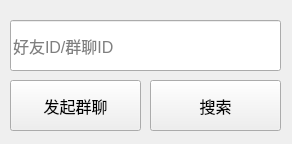
First picture: the form in client/listWindow/addUserAndGroup.ui, repository A-Yu-cn/sqq, before the edit.
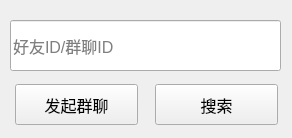
Second picture: the form after the edit.

Commit message: 完善添加界面样式和图标、标题

Patch:
```diff
--- a/client/listWindow/addUserAndGroup.ui
+++ b/client/listWindow/addUserAndGroup.ui
@@ -7,7 +7,7 @@
     <x>0</x>
     <y>0</y>
     <width>292</width>
-    <height>144</height>
+    <height>138</height>
    </rect>
   </property>
   <property name="windowTitle">
@@ -37,10 +37,10 @@
   <widget class="QPushButton" name="startGroupButton">
    <property name="geometry">
     <rect>
-     <x>10</x>
-     <y>80</y>
-     <width>131</width>
-     <height>51</height>
+     <x>15</x>
+     <y>84</y>
+     <width>123</width>
+     <height>41</height>
     </rect>
    </property>
    <property name="font">
@@ -55,10 +55,10 @@
   <widget class="QPushButton" name="searchButton">
    <property name="geometry">
     <rect>
-     <x>150</x>
-     <y>80</y>
-     <width>131</width>
-     <height>51</height>
+     <x>155</x>
+     <y>84</y>
+     <width>123</width>
+     <height>41</height>
     </rect>
    </property>
    <property name="font">
```
Left out of the diff: 6 changed lines with no effect on the pictures. The commit also changes 2 other files.
